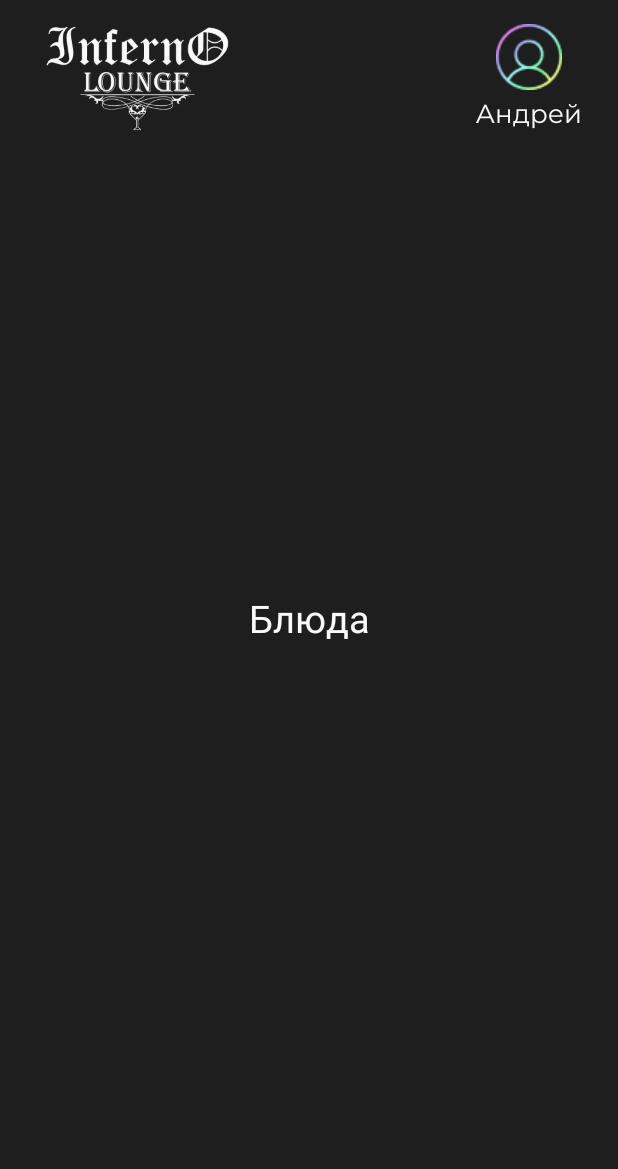
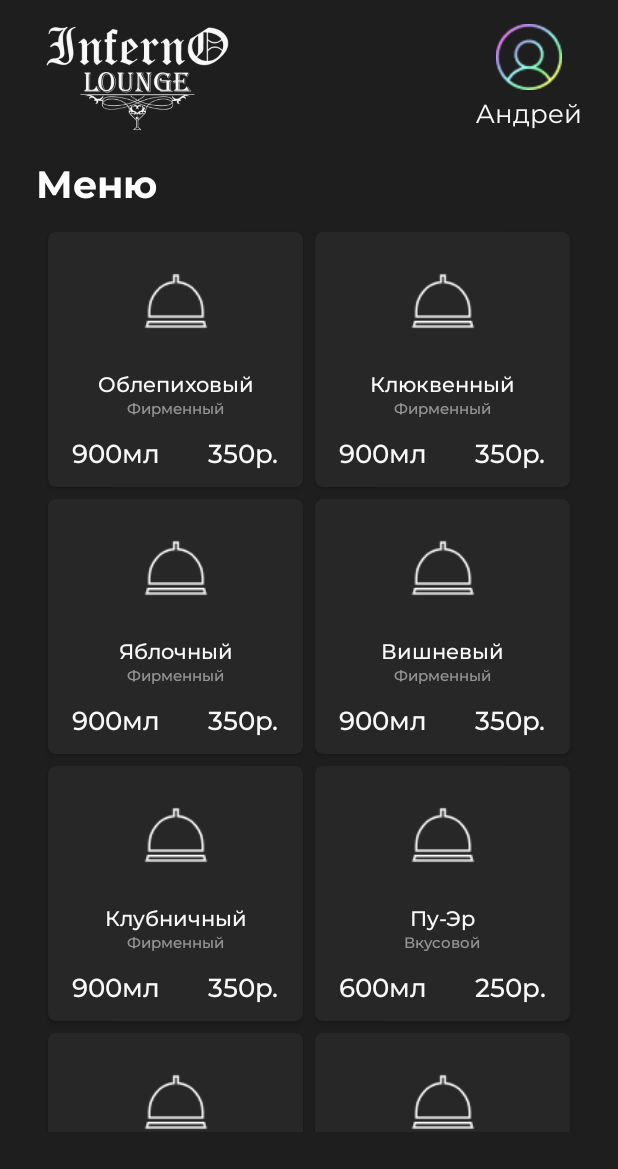
Before and after one commit to PineapplePractice-Hookah-MOB/InfernoHookah, an Android app: the DishesFragment screen opened through its navigation route, on a phone screen of 412 x 824 dp. Shown: the top 1169 px of the screen. Run offline under Robolectric (Android 15) with nearby library versions, the phone set to English and light mode, and no system bars; our stand-ins replace CircleImageView, navigation-ui; pictures from the network do not load.

Commit message:
Добавлен DishesRecyclerView

```diff
--- /dev/null
+++ b/app/src/main/java/com/pineapplepractice/infernohookah/data/Hookah.kt
@@ -0,0 +1,16 @@
+package com.pineapplepractice.infernohookah.data
+
+import com.pineapplepractice.infernohookah.R
+
+data class Hookah(
+    val name: String,
+    val price: Int,
+    val image: Int
+)
+
+val listOfHookah = listOf(
+    Hookah(name = "Стандарт", price = 900, image = R.drawable.ic_menu),
+    Hookah(name = "Премиум", price = 1100, image = R.drawable.ic_menu),
+    Hookah(name = "Перезабивка", price = 450, image = R.drawable.ic_menu),
+
+)
--- /dev/null
+++ b/app/src/main/java/com/pineapplepractice/infernohookah/data/Tea.kt
@@ -0,0 +1,38 @@
+package com.pineapplepractice.infernohookah.data
+
+import com.pineapplepractice.infernohookah.R
+
+data class Tea(
+    val id: Int,
+    val name: String,
+    val description: String,
+    val count: Int,
+    val price: Int,
+    val image: Int
+)
+
+val listOfTea = listOf(
+    Tea(id = 1, name = "Облепиховый", description = "Фирменный", count = 900, price = 350, image = R.drawable.ic_menu),
+    Tea(id = 2, name = "Клюквенный", description = "Фирменный", count = 900, price = 350, image = R.drawable.ic_menu),
+    Tea(id = 3, name = "Яблочный", description = "Фирменный", count = 900, price = 350, image = R.drawable.ic_menu),
+    Tea(id = 4, name = "Вишневый", description = "Фирменный", count = 900, price = 350, image = R.drawable.ic_menu),
+    Tea(id = 5, name = "Клубничный", description = "Фирменный", count = 900, price = 350, image = R.drawable.ic_menu),
+    Tea(id = 6, name = "Пу-Эр", description = "Вкусовой", count = 600, price = 250, image = R.drawable.ic_menu),
+    Tea(id = 7, name = "Наглый фрукт", description = "Вкусовой", count = 600, price = 200, image = R.drawable.ic_menu),
+    Tea(id = 8, name = "Саган Дайля", description = "Вкусовой", count = 600, price = 200, image = R.drawable.ic_menu),
+    Tea(id = 9, name = "Ягодный", description = "Вкусовой", count = 600, price = 200, image = R.drawable.ic_menu),
+    Tea(id = 10, name = "Да Хун Пао", description = "Улун", count = 600, price = 250, image = R.drawable.ic_menu),
+    Tea(id = 11, name = "Тегуань Инь", description = "Улун", count = 600, price = 200, image = R.drawable.ic_menu),
+    Tea(id = 12, name = "Тегуань Инь", description = "Улун", count = 600, price = 200, image = R.drawable.ic_menu),
+    Tea(id = 13, name = "Апельсиновый", description = "Улун", count = 600, price = 200, image = R.drawable.ic_menu),
+    Tea(id = 14, name = "Клубничный", description = "Улун", count = 600, price = 200, image = R.drawable.ic_menu),
+    Tea(id = 15, name = "Ганпаудер", description = "Зеленый", count = 600, price = 150, image = R.drawable.ic_menu),
+    Tea(id = 16, name = "Сенча", description = "Зеленый", count = 600, price = 150, image = R.drawable.ic_menu),
+    Tea(id = 17, name = "Жасминовый", description = "Зеленый", count = 600, price = 180, image = R.drawable.ic_menu),
+    Tea(id = 18, name = "С мелисой", description = "Зеленый", count = 600, price = 180, image = R.drawable.ic_menu),
+    Tea(id = 19, name = "Белый храм", description = "Черный", count = 600, price = 150, image = R.drawable.ic_menu),
+    Tea(id = 20, name = "Граф Грей", description = "Черный", count = 600, price = 150, image = R.drawable.ic_menu),
+    Tea(id = 21, name = "Пик Адама", description = "Черный", count = 600, price = 150, image = R.drawable.ic_menu),
+    Tea(id = 22, name = "Липовый мед", description = "Черный", count = 600, price = 180, image = R.drawable.ic_menu),
+    Tea(id = 23, name = "С чабрецом", description = "Черный", count = 600, price = 180, image = R.drawable.ic_menu),
+)
--- a/app/src/main/java/com/pineapplepractice/infernohookah/view/fragments/DishesFragment.kt
+++ b/app/src/main/java/com/pineapplepractice/infernohookah/view/fragments/DishesFragment.kt
@@ -1,33 +1,45 @@
 package com.pineapplepractice.infernohookah.view.fragments
 
-import androidx.lifecycle.ViewModelProvider
 import android.os.Bundle
 import androidx.fragment.app.Fragment
 import android.view.LayoutInflater
 import android.view.View
 import android.view.ViewGroup
 import androidx.fragment.app.viewModels
+import androidx.recyclerview.widget.LinearLayoutManager
+import androidx.recyclerview.widget.RecyclerView
 import com.pineapplepractice.infernohookah.viewmodel.DishesViewModel
-import com.pineapplepractice.infernohookah.R
 import com.pineapplepractice.infernohookah.databinding.FragmentDishesBinding
-import com.pineapplepractice.infernohookah.databinding.FragmentHomeBinding
-import com.pineapplepractice.infernohookah.viewmodel.HomeViewModel
+import com.pineapplepractice.infernohookah.view.rvadapters.DishesRecyclerAdapter
+import com.pineapplepractice.infernohookah.view.rvadapters.HistoryBonusRecyclerAdapter
 
 class DishesFragment : Fragment() {
     private var _binding: FragmentDishesBinding? = null
     private val binding get() = _binding!!
     private val dishesFragmentViewModel: DishesViewModel by viewModels()
 
+    private lateinit var dishesRecyclerAdapter: DishesRecyclerAdapter
+    private lateinit var recyclerView: RecyclerView
+
     override fun onCreateView(
         inflater: LayoutInflater, container: ViewGroup?,
         savedInstanceState: Bundle?
-    ): View? {
+    ): View {
         _binding = FragmentDishesBinding.inflate(inflater, container, false)
         return binding.root
     }
 
     override fun onViewCreated(view: View, savedInstanceState: Bundle?) {
         super.onViewCreated(view, savedInstanceState)
+        initRV()
+    }
+
+    private fun initRV() {
+        recyclerView = binding.dishesRecyclerView
+        recyclerView.apply {
+            dishesRecyclerAdapter = DishesRecyclerAdapter()
+        }
+        recyclerView.adapter = dishesRecyclerAdapter
     }
 
     override fun onDestroyView() {
--- /dev/null
+++ b/app/src/main/java/com/pineapplepractice/infernohookah/view/rvadapters/DishesRecyclerAdapter.kt
@@ -0,0 +1,40 @@
+package com.pineapplepractice.infernohookah.view.rvadapters
+
+import android.view.LayoutInflater
+import android.view.ViewGroup
+import androidx.core.view.ViewCompat
+import androidx.recyclerview.widget.RecyclerView
+import com.pineapplepractice.infernohookah.R
+import com.pineapplepractice.infernohookah.data.listOfTea
+import com.pineapplepractice.infernohookah.databinding.DishesItemBinding
+import com.pineapplepractice.infernohookah.view.rvviewholders.DishesViewHolder
+
+class DishesRecyclerAdapter() : RecyclerView.Adapter<RecyclerView.ViewHolder>() {
+
+    private var items = listOfTea
+
+    override fun getItemCount() = items.size
+
+    override fun onCreateViewHolder(parent: ViewGroup, viewType: Int): RecyclerView.ViewHolder {
+        return DishesViewHolder(
+            DishesItemBinding.inflate(
+                LayoutInflater.from(parent.context),
+                parent,
+                false
+            )
+        )
+    }
+
+    override fun onBindViewHolder(holder: RecyclerView.ViewHolder, position: Int) {
+        when (holder) {
+            is DishesViewHolder -> {
+                ViewCompat.setTransitionName(
+                    holder.itemView.findViewById(R.id.dishesCardView),
+                    items[position].id.toString()
+                )
+                holder.bind(items[position])
+            }
+        }
+    }
+
+}
--- /dev/null
+++ b/app/src/main/java/com/pineapplepractice/infernohookah/view/rvviewholders/DishesViewHolder.kt
@@ -0,0 +1,33 @@
+package com.pineapplepractice.infernohookah.view.rvviewholders
+
+import android.annotation.SuppressLint
+import androidx.recyclerview.widget.RecyclerView
+import com.bumptech.glide.Glide
+import com.pineapplepractice.infernohookah.R
+import com.pineapplepractice.infernohookah.data.Tea
+import com.pineapplepractice.infernohookah.databinding.DishesItemBinding
+
+class DishesViewHolder(binding: DishesItemBinding) : RecyclerView.ViewHolder(binding.root) {
+
+    private val name = binding.nameOfDish
+    private val description = binding.descriptionOfDish
+    private val count = binding.countOfDish
+    private val price = binding.priceOfDish
+    private val image = binding.imageOfDish
+
+    @SuppressLint("SetTextI18n")
+    fun bind(
+        tea: Tea
+    ) {
+        name.text = tea.name
+        description.text = tea.description
+        count.text = tea.count.toString() + "мл"
+        price.text = tea.price.toString() + "р."
+        Glide.with(itemView)
+            .load(tea.image)
+            .error(R.drawable.ic_logo_inferno)
+            .centerCrop()
+            .into(image)
+
+    }
+}
--- /dev/null
+++ b/app/src/main/res/layout/dishes_item.xml
@@ -0,0 +1,96 @@
+<?xml version="1.0" encoding="utf-8"?>
+
+    <androidx.cardview.widget.CardView
+        xmlns:android="http://schemas.android.com/apk/res/android"
+        xmlns:app="http://schemas.android.com/apk/res-auto"
+        android:id="@+id/dishesCardView"
+        android:layout_width="170dp"
+        android:layout_height="170dp"
+        app:cardBackgroundColor="@color/card_background"
+        app:cardCornerRadius="@dimen/cardCornerRadius"
+        android:layout_margin="4dp">
+
+    <androidx.constraintlayout.widget.ConstraintLayout
+        android:layout_width="match_parent"
+        android:layout_height="match_parent">
+
+        <com.google.android.material.imageview.ShapeableImageView
+            android:id="@+id/imageOfDish"
+            android:layout_width="68dp"
+            android:layout_height="68dp"
+            android:layout_marginTop="12dp"
+            app:shapeAppearanceOverlay="@style/CircleImageView"
+            android:src="@mipmap/ic_launcher"
+            app:layout_constraintEnd_toEndOf="parent"
+            app:layout_constraintStart_toStartOf="parent"
+            app:layout_constraintTop_toTopOf="parent" />
+
+        <TextView
+            android:id="@+id/nameOfDish"
+            android:layout_width="wrap_content"
+            android:layout_height="wrap_content"
+            android:fontFamily="@font/montserrat_medium"
+            android:text="Название"
+            android:layout_marginTop="12dp"
+            android:textColor="@color/main_text_color"
+            android:textSize="14sp"
+            app:layout_constraintEnd_toEndOf="parent"
+            app:layout_constraintStart_toStartOf="parent"
+            app:layout_constraintTop_toBottomOf="@+id/imageOfDish" />
+
+        <TextView
+            android:id="@+id/descriptionOfDish"
+            android:layout_width="wrap_content"
+            android:layout_height="wrap_content"
+            android:fontFamily="@font/montserrat_medium"
+            android:text="Название"
+            android:textColor="@color/grey_text_color"
+            android:textSize="10sp"
+            app:layout_constraintEnd_toEndOf="parent"
+            app:layout_constraintStart_toStartOf="parent"
+            app:layout_constraintTop_toBottomOf="@+id/nameOfDish" />
+
+        <LinearLayout
+            android:layout_width="match_parent"
+            android:layout_height="23dp"
+            android:layout_marginTop="12dp"
+            android:orientation="horizontal"
+            android:gravity="center"
+            app:layout_constraintEnd_toEndOf="parent"
+            app:layout_constraintStart_toStartOf="parent"
+            app:layout_constraintTop_toBottomOf="@+id/descriptionOfDish">
+
+            <TextView
+                android:id="@+id/countOfDish"
+                android:layout_weight="1"
+                android:gravity="center"
+                android:layout_width="wrap_content"
+                android:layout_height="wrap_content"
+                android:fontFamily="@font/montserrat_medium"
+                android:text="XXXмл"
+                android:textColor="@color/main_text_color"
+                android:textSize="17sp"
+                app:layout_constraintEnd_toEndOf="parent"
+                app:layout_constraintStart_toStartOf="parent"
+                app:layout_constraintTop_toBottomOf="@+id/imageOfDish" />
+
+            <TextView
+                android:id="@+id/priceOfDish"
+                android:layout_weight="1"
+                android:gravity="center"
+                android:layout_width="wrap_content"
+                android:layout_height="wrap_content"
+                android:fontFamily="@font/montserrat_medium"
+                android:text="XXXр."
+                android:textColor="@color/main_text_color"
+                android:textSize="17sp"
+                app:layout_constraintEnd_toEndOf="parent"
+                app:layout_constraintStart_toStartOf="parent"
+                app:layout_constraintTop_toBottomOf="@+id/imageOfDish" />
+
+        </LinearLayout>
+
+
+    </androidx.constraintlayout.widget.ConstraintLayout>
+
+    </androidx.cardview.widget.CardView>
--- a/app/src/main/res/layout/fragment_dishes.xml
+++ b/app/src/main/res/layout/fragment_dishes.xml
@@ -49,14 +49,32 @@
         app:layout_constraintGuide_begin="82dp" />
 
     <TextView
+        android:id="@+id/dishes_header_tv"
+        android:layout_width="0dp"
+        android:layout_height="wrap_content"
+        android:layout_margin="24dp"
+        android:fontFamily="@font/montserrat_bold"
+        android:text="Меню"
+        android:textColor="@color/white"
+        android:textSize="25sp"
+        app:layout_constraintEnd_toEndOf="parent"
+        app:layout_constraintStart_toStartOf="parent"
+        app:layout_constraintTop_toTopOf="@+id/guideline" />
+
+    <androidx.recyclerview.widget.RecyclerView
+        android:id="@+id/dishesRecyclerView"
         android:layout_width="wrap_content"
-        android:layout_height="wrap_content"
-        android:text="Блюда"
-        android:textColor="#F9F9F9"
-        android:textSize="25sp"
+        android:layout_height="0dp"
+        android:layout_marginStart="21dp"
+        android:layout_marginTop="12dp"
+        android:layout_marginEnd="21dp"
+        android:layout_marginBottom="69dp"
+        app:layoutManager="androidx.recyclerview.widget.GridLayoutManager"
+        app:layout_constraintBottom_toBottomOf="parent"
+        app:layout_constraintEnd_toEndOf="parent"
         app:layout_constraintStart_toStartOf="parent"
-        app:layout_constraintEnd_toEndOf="parent"
-        app:layout_constraintTop_toTopOf="parent"
-        app:layout_constraintBottom_toBottomOf="parent"/>
+        app:layout_constraintTop_toBottomOf="@+id/dishes_header_tv"
+        app:spanCount="2"
+        tools:listitem="@layout/dishes_item" />
 
 </androidx.constraintlayout.widget.ConstraintLayout>
--- a/app/src/main/res/values/themes.xml
+++ b/app/src/main/res/values/themes.xml
@@ -10,4 +10,9 @@
         <item name="cornerSize">30%</item>
         <item name="cornerFamily">cut</item>
     </style>
+
+    <style name="CircleImageView" parent="">
+        <item name="cornerFamily">rounded</item>
+        <item name="cornerSize">50%</item>
+    </style>
 </resources>
```
